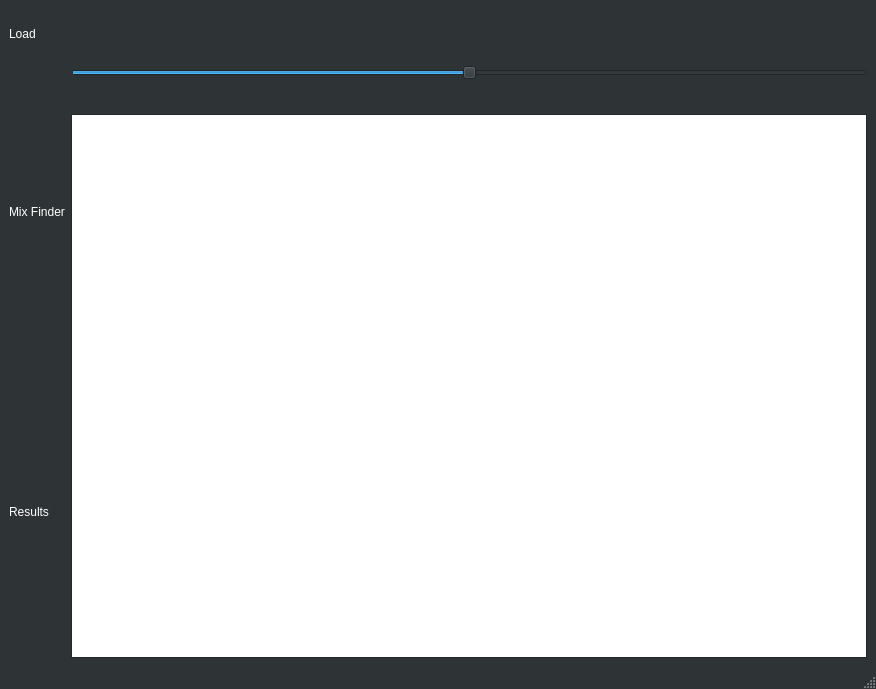
The window that UI.ui (AMahdy98/Voice-Recognition-App) describes before a commit, drawn with Qt 5.
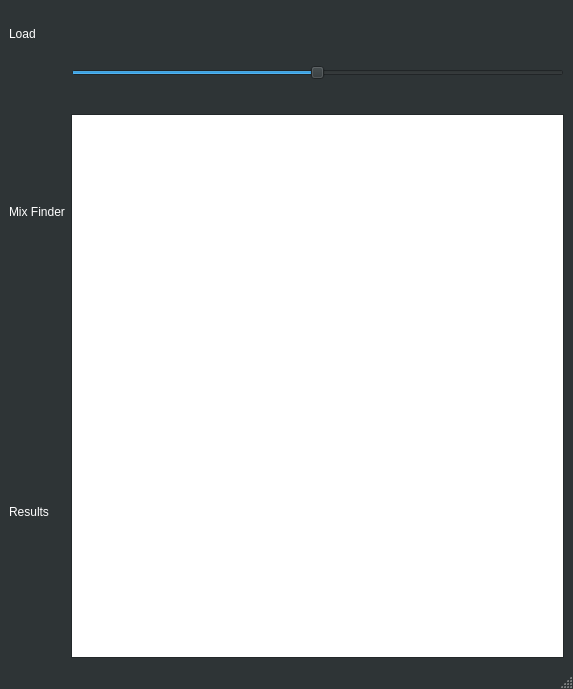
The same window after the commit. Icons and pictures are not drawn.

Commit message: Showing Results in tables and beginning finalizing project

Patch:
```diff
--- a/UI.ui
+++ b/UI.ui
@@ -6,7 +6,7 @@
    <rect>
     <x>0</x>
     <y>0</y>
-    <width>876</width>
+    <width>573</width>
     <height>689</height>
    </rect>
   </property>
@@ -22,6 +22,12 @@
     <height>500</height>
    </size>
   </property>
+  <property name="maximumSize">
+   <size>
+    <width>573</width>
+    <height>16777215</height>
+   </size>
+  </property>
   <property name="palette">
    <palette>
     <active>
@@ -568,7 +574,26 @@
        </widget>
       </item>
       <item>
-       <widget class="QTableView" name="resultsTable"/>
+       <widget class="QTableWidget" name="resultsTable">
+        <property name="sizeAdjustPolicy">
+         <enum>QAbstractScrollArea::AdjustToContents</enum>
+        </property>
+        <property name="editTriggers">
+         <set>QAbstractItemView::NoEditTriggers</set>
+        </property>
+        <property name="alternatingRowColors">
+         <bool>false</bool>
+        </property>
+        <property name="rowCount">
+         <number>0</number>
+        </property>
+        <property name="columnCount">
+         <number>0</number>
+        </property>
+        <attribute name="horizontalHeaderVisible">
+         <bool>false</bool>
+        </attribute>
+       </widget>
       </item>
      </layout>
     </item>
```
Left out of the diff: 2 changed lines with no effect on the pictures. The commit also changes 3 other files.
